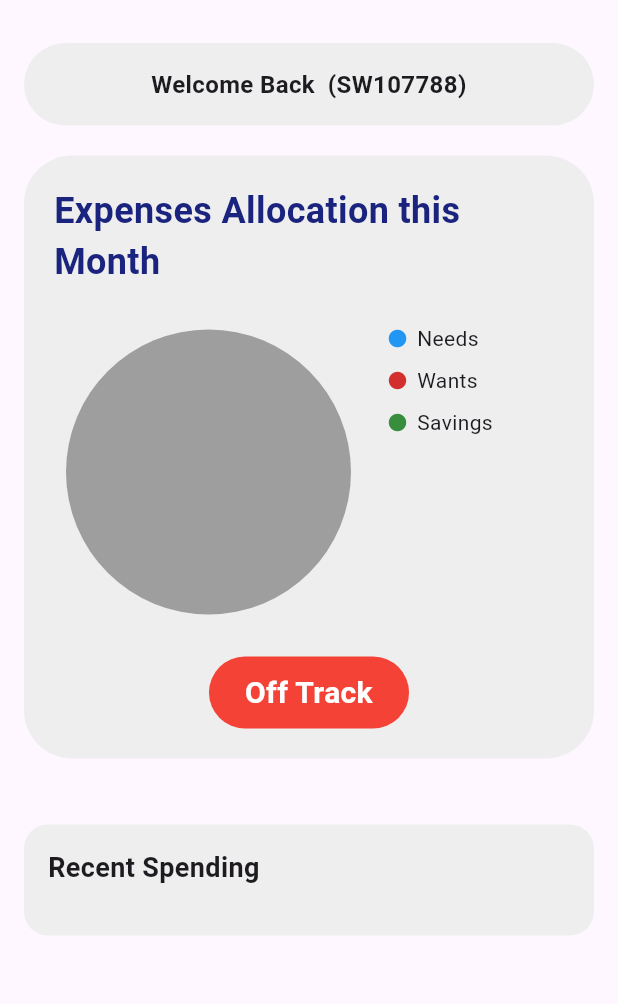
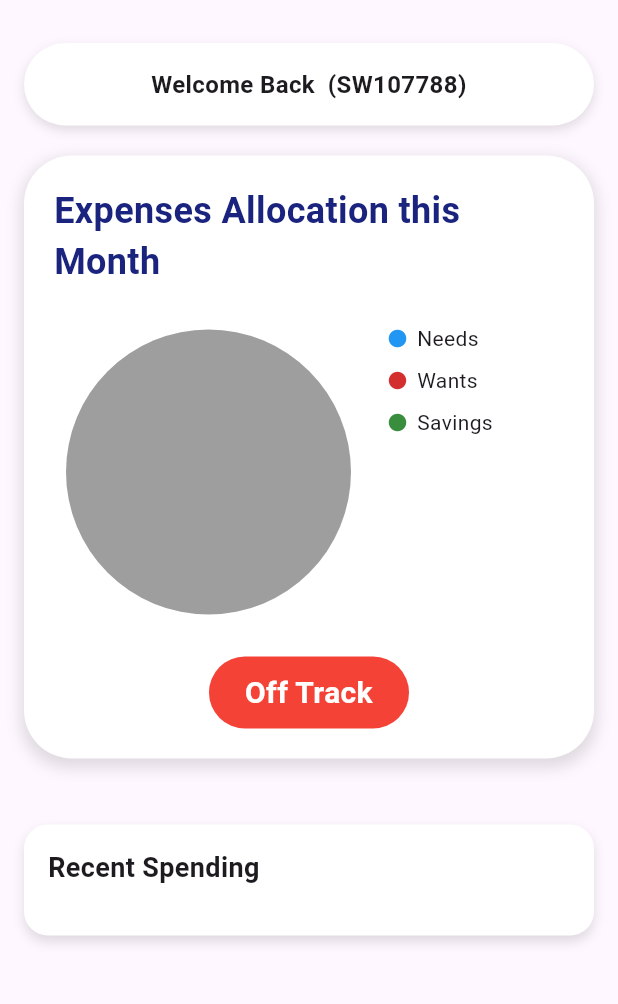
Before and after one commit to WilsonAnthonyT/SaveWiserApp, a Flutter app: the HomePage screen opened directly, on a phone screen of 412 x 824 dp, the part 65-1069 px from its top. Run offline on Flutter 3.47's test engine with Material 3 defaults, Android fonts, the phone set to English and light mode, and no system bars; drawn by our look-alikes of pie_chart; our stand-ins replace fl_chart, flutter_local_notifications, flutter_timezone, hive, hive_flutter, permission_handler and 3 more; accounts and stored records are empty.

Commit message:
gray to white

```diff
--- a/savewiser/lib/main.dart
+++ b/savewiser/lib/main.dart
@@ -108,7 +108,7 @@ class _InitialScreenDeciderState extends State<InitialScreenDecider> {
     final prefs = await SharedPreferences.getInstance();
     final done = prefs.getBool('isSetupDone') ?? false;
     setState(() {
-      isSetupDone = false; // ✅ Use the value from SharedPreferences
+      isSetupDone = done; // ✅ Use the value from SharedPreferences
     });
   }
 
--- a/savewiser/lib/pages/current_savings.dart
+++ b/savewiser/lib/pages/current_savings.dart
@@ -211,7 +211,6 @@ class _CurrentSavingsPageState extends State<CurrentSavingsPage> {
   @override
   Widget build(BuildContext context) {
     return Scaffold(
-      backgroundColor: Colors.grey[100],
       body: ValueListenableBuilder(
         valueListenable: _box.listenable(),
         builder: (context, Box<Transaction> box, _) {
--- a/savewiser/lib/pages/home.dart
+++ b/savewiser/lib/pages/home.dart
@@ -121,9 +121,18 @@ class _HomePageState extends State<HomePage> {
       margin: const EdgeInsets.only(bottom: 20),
       padding: const EdgeInsets.all(20),
       decoration: BoxDecoration(
-        color: Colors.grey[200],
+        color: Colors.white,
         borderRadius: BorderRadius.circular(32),
+        boxShadow: [
+          BoxShadow(
+            color: Colors.black12,
+            blurRadius: 8,
+            spreadRadius: 2,
+            offset: Offset(0, 4),
+          ),
+        ],
       ),
+
       child: Column(
         crossAxisAlignment: CrossAxisAlignment.start,
         children: [
@@ -202,9 +211,13 @@ class _HomePageState extends State<HomePage> {
       width: double.infinity,
       padding: const EdgeInsets.all(16),
       decoration: BoxDecoration(
-        color: Colors.grey[200],
+        color: Colors.white,
         borderRadius: BorderRadius.circular(16),
+        boxShadow: [
+          BoxShadow(color: Colors.black12, blurRadius: 6, offset: Offset(0, 4)),
+        ],
       ),
+
       child: Column(
         crossAxisAlignment: CrossAxisAlignment.start,
         children: [
@@ -265,9 +278,17 @@ class _HomePageState extends State<HomePage> {
                 margin: const EdgeInsets.only(bottom: 20),
                 padding: const EdgeInsets.all(16),
                 decoration: BoxDecoration(
-                  color: Colors.grey[200],
+                  color: Colors.white,
                   borderRadius: BorderRadius.circular(30),
+                  boxShadow: [
+                    BoxShadow(
+                      color: Colors.black12,
+                      blurRadius: 6,
+                      offset: Offset(0, 3),
+                    ),
+                  ],
                 ),
+
                 child: Text(
                   'Welcome Back $_name (SW107788)',
                   style: const TextStyle(
```
Also changed, not shown: savewiser/lib/pages/future_statistics.dart (+8 -2 lines).
